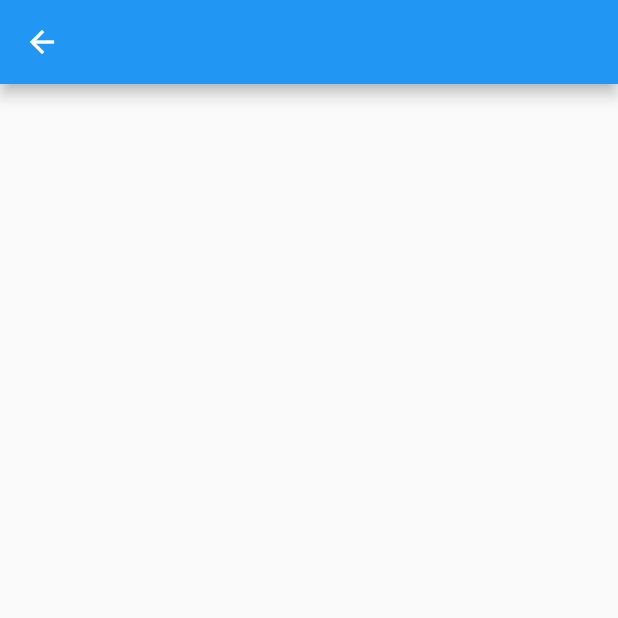
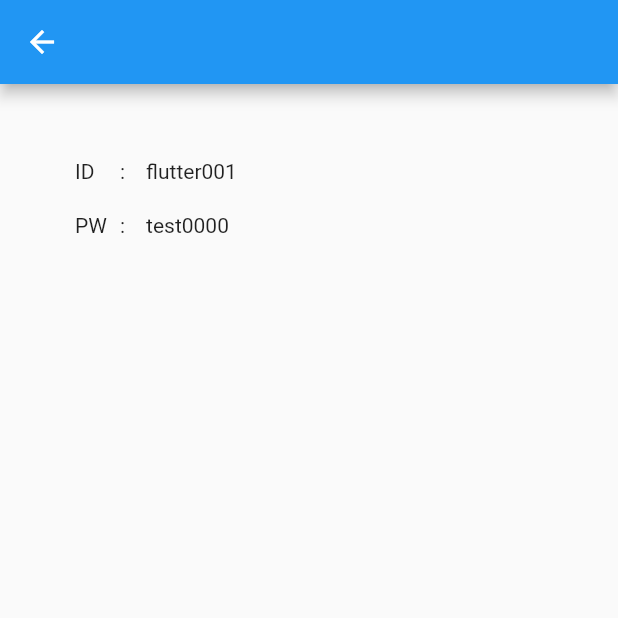
Before and after one commit to kiy0ta/ThreeDaysPractice, a Flutter app: the NextPage screen opened directly, on a phone screen of 412 x 824 dp, the top half of it. Run offline on Flutter 3.47's test engine with Material 2 defaults, Android fonts, the light colour scheme and no system bars.

Commit message:
遷移先の画面のUIを実装する

```diff
--- a/lib/next_page.dart
+++ b/lib/next_page.dart
@@ -7,6 +7,29 @@ class NextPage extends StatelessWidget {
   Widget build(BuildContext context) {
     return Scaffold(
       appBar: AppBar(),
+      body: Padding(
+        padding: const EdgeInsets.all(50.0),
+        child: Column(
+          crossAxisAlignment: CrossAxisAlignment.start,
+          children: [
+            Row(
+              children: const [
+                SizedBox(width: 30, child: Text('ID')),
+                Text(':　flutter001'),
+              ],
+            ),
+            const SizedBox(
+              height: 20,
+            ),
+            Row(
+              children: const [
+                SizedBox(width: 30, child: Text('PW')),
+                Text(':　test0000'),
+              ],
+            ),
+          ],
+        ),
+      ),
     );
   }
 }
```
